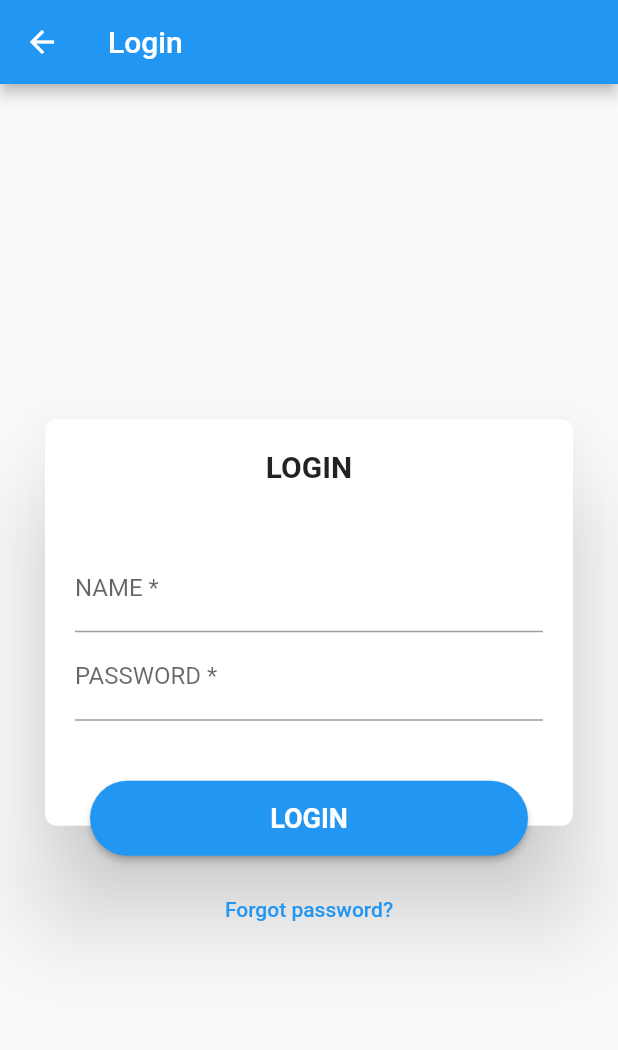
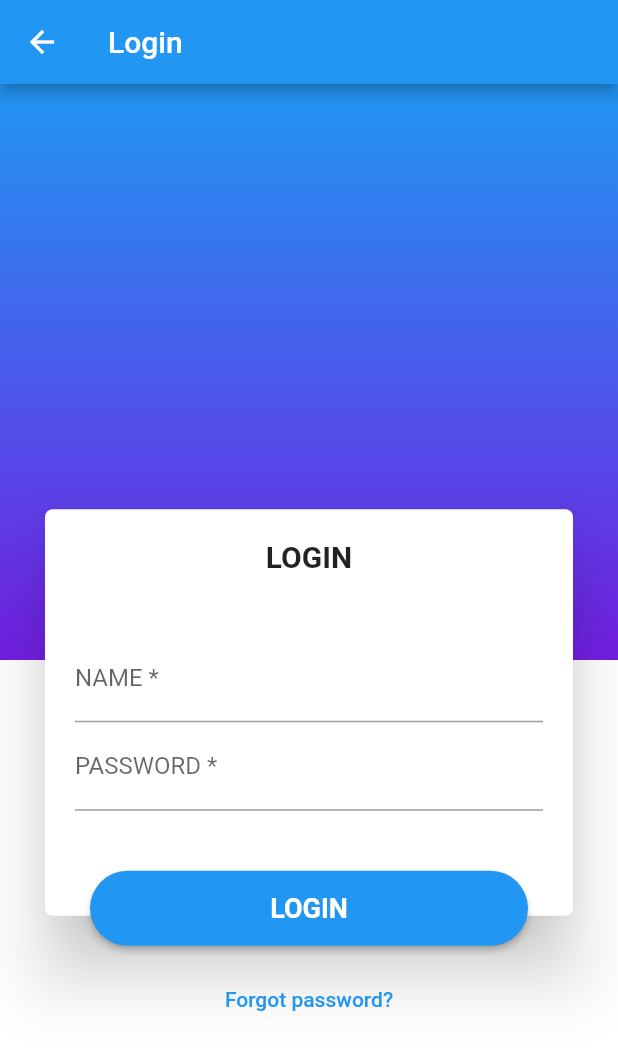
Before and after one commit to sukanto113/profile-app, a Flutter app: the screen it shows after launch, in the side drawer, after a tap on "Logout", on a phone screen of 412 x 824 dp. Shown: the top 1050 px of the screen. Run offline on Flutter 3.47's test engine with Material 2 defaults, Android fonts, the phone set to English and light mode, and no system bars.

Commit message:
add background to login page

```diff
--- a/lib/view/page/login.dart
+++ b/lib/view/page/login.dart
@@ -10,16 +10,42 @@ class LoginPage extends StatelessWidget {
         title: const Text("Login"),
       ),
       body: Center(
-        child: SingleChildScrollView(
+        child: Stack(
+          alignment: Alignment.center,
+          children: [
+            Container(
+              alignment: Alignment.center,
+              color: Colors.red,
+              child: Column(
+                children: [
+                  Expanded(
+                    child: Container(
+                      decoration: const BoxDecoration(
+                        gradient: LinearGradient(
+                          colors: [Colors.blue, Color.fromARGB(255, 115, 30, 227)],
+                          begin: Alignment.topCenter,
+                          end: Alignment.bottomCenter,
+                        )
+                      ),
+                    )
+                  ),
+                  Expanded(
+                    child: Container(
+                      color: Colors.white,
+                    )
+                  )
+                ]
+              ),
+            ),
+            SingleChildScrollView(
               child: Stack(
                 children: [
                   Card(
-                margin: const EdgeInsets.fromLTRB(30, 30, 30, 80),
-                elevation: 30,
+                    margin: const EdgeInsets.fromLTRB(30, 150, 30, 80),
+                    elevation: 20,
                     shape: RoundedRectangleBorder(
-                  borderRadius: BorderRadius.circular(8),
+                      borderRadius: BorderRadius.circular(5),
                     ),
-                color: Theme.of(context).colorScheme.surfaceVariant,
                     child: Container(
                       padding: const EdgeInsets.all(20),
                       child: Column(
@@ -97,6 +123,8 @@ class LoginPage extends StatelessWidget {
                 // alignment: Alignment.center,
               ),
             ),
+          ]
+        ),
       ),
     );
   }
```
Lines whose indentation alone changed are shown as unchanged.
